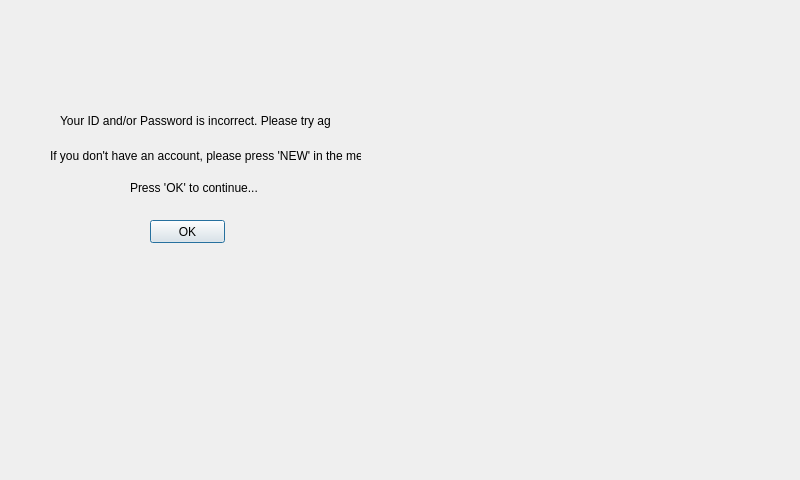
Before: the Qt Designer form PhoeVersion/Qt_Creator/projectPHOE/loginerror.ui in jdsalguer/senior_project, drawn with Qt 5.
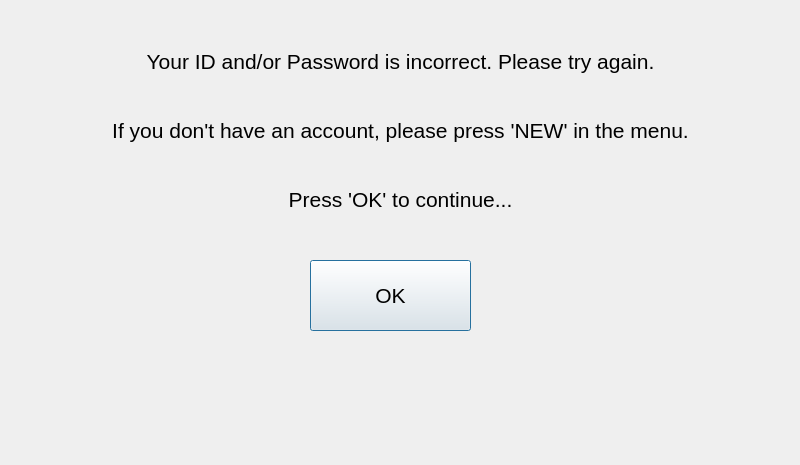
After: the same form once the commit is applied.

The edit to the form file:
```diff
--- a/PhoeVersion/Qt_Creator/projectPHOE/loginerror.ui
+++ b/PhoeVersion/Qt_Creator/projectPHOE/loginerror.ui
@@ -7,64 +7,87 @@
     <x>0</x>
     <y>0</y>
     <width>800</width>
-    <height>480</height>
+    <height>465</height>
    </rect>
   </property>
   <property name="windowTitle">
    <string>Dialog</string>
   </property>
-  <widget class="QLabel" name="label">
-   <property name="geometry">
-    <rect>
-     <x>60</x>
-     <y>100</y>
-     <width>271</width>
-     <height>41</height>
-    </rect>
-   </property>
-   <property name="text">
-    <string>Your ID and/or Password is incorrect. Please try again.</string>
-   </property>
-  </widget>
-  <widget class="QLabel" name="label_2">
-   <property name="geometry">
-    <rect>
-     <x>50</x>
-     <y>140</y>
-     <width>311</width>
-     <height>31</height>
-    </rect>
-   </property>
-   <property name="text">
-    <string>If you don't have an account, please press 'NEW' in the menu.</string>
-   </property>
-  </widget>
-  <widget class="QLabel" name="label_3">
-   <property name="geometry">
-    <rect>
-     <x>130</x>
-     <y>180</y>
-     <width>131</width>
-     <height>16</height>
-    </rect>
-   </property>
-   <property name="text">
-    <string>Press 'OK' to continue...</string>
-   </property>
-  </widget>
   <widget class="QPushButton" name="errorokButton">
    <property name="geometry">
     <rect>
-     <x>150</x>
-     <y>220</y>
-     <width>75</width>
-     <height>23</height>
+     <x>310</x>
+     <y>260</y>
+     <width>161</width>
+     <height>71</height>
     </rect>
    </property>
+   <property name="font">
+    <font>
+     <pointsize>16</pointsize>
+    </font>
+   </property>
    <property name="text">
     <string>OK</string>
    </property>
   </widget>
+  <widget class="QWidget" name="">
+   <property name="geometry">
+    <rect>
+     <x>80</x>
+     <y>30</y>
+     <width>641</width>
+     <height>201</height>
+    </rect>
+   </property>
+   <layout class="QVBoxLayout" name="verticalLayout">
+    <item>
+     <widget class="QLabel" name="label">
+      <property name="font">
+       <font>
+        <pointsize>16</pointsize>
+       </font>
+      </property>
+      <property name="text">
+       <string>Your ID and/or Password is incorrect. Please try again.</string>
+      </property>
+      <property name="alignment">
+       <set>Qt::AlignCenter</set>
+      </property>
+     </widget>
+    </item>
+    <item>
+     <widget class="QLabel" name="label_2">
+      <property name="font">
+       <font>
+        <pointsize>16</pointsize>
+       </font>
+      </property>
+      <property name="text">
+       <string>If you don't have an account, please press 'NEW' in the menu.</string>
+      </property>
+      <property name="alignment">
+       <set>Qt::AlignCenter</set>
+      </property>
+     </widget>
+    </item>
+    <item>
+     <widget class="QLabel" name="label_3">
+      <property name="font">
+       <font>
+        <pointsize>16</pointsize>
+       </font>
+      </property>
+      <property name="text">
+       <string>Press 'OK' to continue...</string>
+      </property>
+      <property name="alignment">
+       <set>Qt::AlignCenter</set>
+      </property>
+     </widget>
+    </item>
+   </layout>
+  </widget>
  </widget>
  <resources/>
  <connections/>
```
